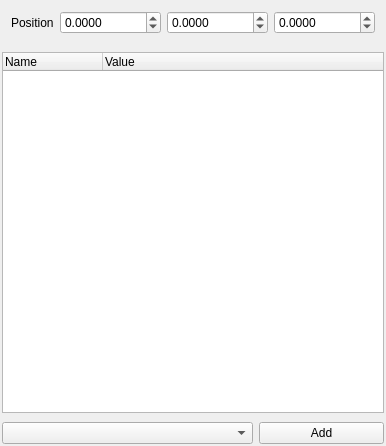
nem0/LumixEngine, file qteditor/QtEditor/property_view.ui: the form before one commit.
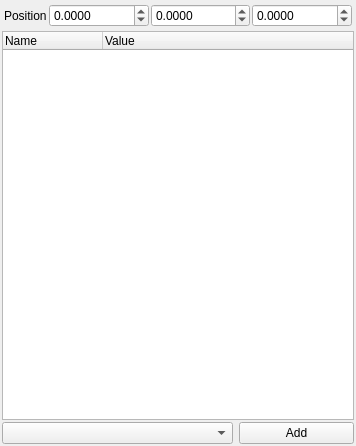
The form after the commit.

Commit message: refactored property view - first iteration

Diff of the .ui file:
```diff
--- a/qteditor/QtEditor/property_view.ui
+++ b/qteditor/QtEditor/property_view.ui
@@ -6,17 +6,29 @@
    <rect>
     <x>0</x>
     <y>0</y>
-    <width>380</width>
+    <width>356</width>
     <height>446</height>
    </rect>
   </property>
+  <property name="sizePolicy">
+   <sizepolicy hsizetype="Ignored" vsizetype="Ignored">
+    <horstretch>0</horstretch>
+    <verstretch>0</verstretch>
+   </sizepolicy>
+  </property>
   <property name="windowTitle">
    <string>Properties</string>
   </property>
   <widget class="QWidget" name="dockWidgetContents">
+   <property name="sizePolicy">
+    <sizepolicy hsizetype="Ignored" vsizetype="Expanding">
+     <horstretch>0</horstretch>
+     <verstretch>0</verstretch>
+    </sizepolicy>
+   </property>
    <layout class="QVBoxLayout" name="verticalLayout">
     <property name="spacing">
-     <number>9</number>
+     <number>2</number>
     </property>
     <property name="leftMargin">
      <number>2</number>
@@ -32,7 +44,28 @@
     </property>
     <item>
      <widget class="QWidget" name="widget_2" native="true">
+      <property name="sizePolicy">
+       <sizepolicy hsizetype="Ignored" vsizetype="Expanding">
+        <horstretch>0</horstretch>
+        <verstretch>0</verstretch>
+       </sizepolicy>
+      </property>
       <layout class="QHBoxLayout" name="horizontalLayout_2">
+       <property name="spacing">
+        <number>2</number>
+       </property>
+       <property name="leftMargin">
+        <number>2</number>
+       </property>
+       <property name="topMargin">
+        <number>2</number>
+       </property>
+       <property name="rightMargin">
+        <number>2</number>
+       </property>
+       <property name="bottomMargin">
+        <number>2</number>
+       </property>
        <item>
         <widget class="QLabel" name="label">
          <property name="text">
@@ -42,6 +75,12 @@
        </item>
        <item>
         <widget class="QDoubleSpinBox" name="positionX">
+         <property name="sizePolicy">
+          <sizepolicy hsizetype="Maximum" vsizetype="Maximum">
+           <horstretch>0</horstretch>
+           <verstretch>0</verstretch>
+          </sizepolicy>
+         </property>
          <property name="decimals">
           <number>4</number>
          </property>
@@ -55,6 +94,12 @@
        </item>
        <item>
         <widget class="QDoubleSpinBox" name="positionY">
+         <property name="sizePolicy">
+          <sizepolicy hsizetype="Maximum" vsizetype="Maximum">
+           <horstretch>0</horstretch>
+           <verstretch>0</verstretch>
+          </sizepolicy>
+         </property>
          <property name="decimals">
           <number>4</number>
          </property>
@@ -68,6 +113,12 @@
        </item>
        <item>
         <widget class="QDoubleSpinBox" name="positionZ">
+         <property name="sizePolicy">
+          <sizepolicy hsizetype="Maximum" vsizetype="Maximum">
+           <horstretch>0</horstretch>
+           <verstretch>0</verstretch>
+          </sizepolicy>
+         </property>
          <property name="decimals">
           <number>4</number>
          </property>
@@ -84,6 +135,12 @@
     </item>
     <item>
      <widget class="QTreeWidget" name="propertyList">
+      <property name="sizePolicy">
+       <sizepolicy hsizetype="Ignored" vsizetype="Expanding">
+        <horstretch>0</horstretch>
+        <verstretch>1</verstretch>
+       </sizepolicy>
+      </property>
       <property name="contextMenuPolicy">
        <enum>Qt::CustomContextMenu</enum>
       </property>
@@ -104,6 +161,12 @@
     </item>
     <item>
      <widget class="QWidget" name="widget" native="true">
+      <property name="sizePolicy">
+       <sizepolicy hsizetype="Ignored" vsizetype="Expanding">
+        <horstretch>0</horstretch>
+        <verstretch>0</verstretch>
+       </sizepolicy>
+      </property>
       <layout class="QHBoxLayout" name="horizontalLayout">
        <property name="leftMargin">
         <number>0</number>
```
The commit also changes 5 other files.
